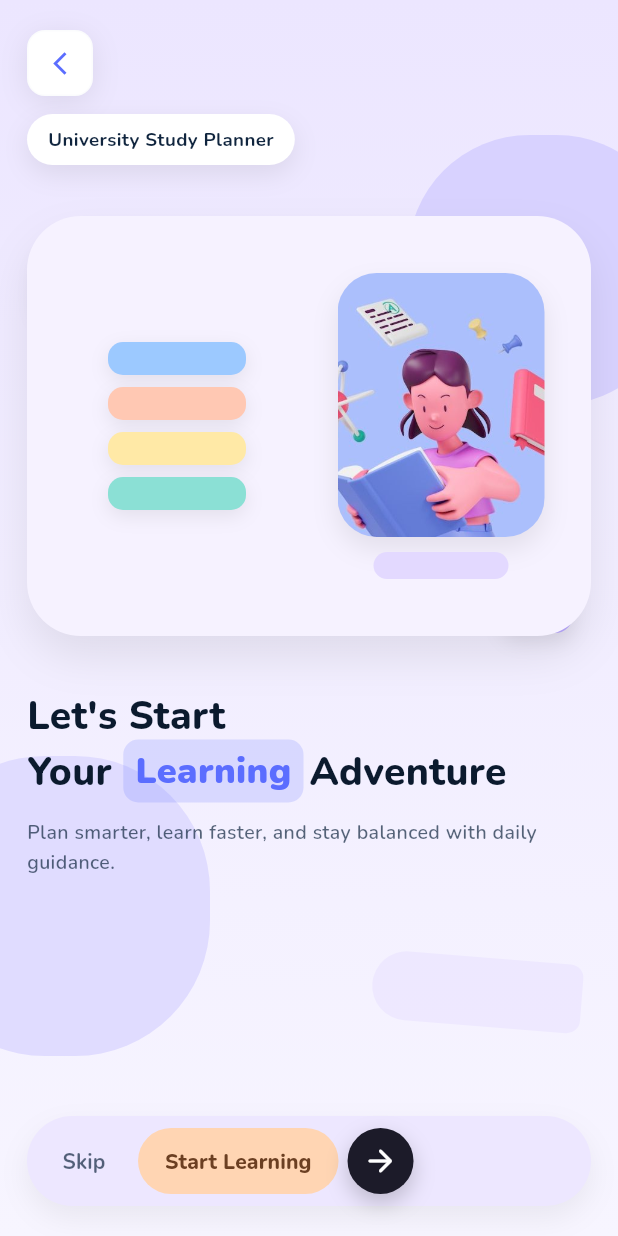
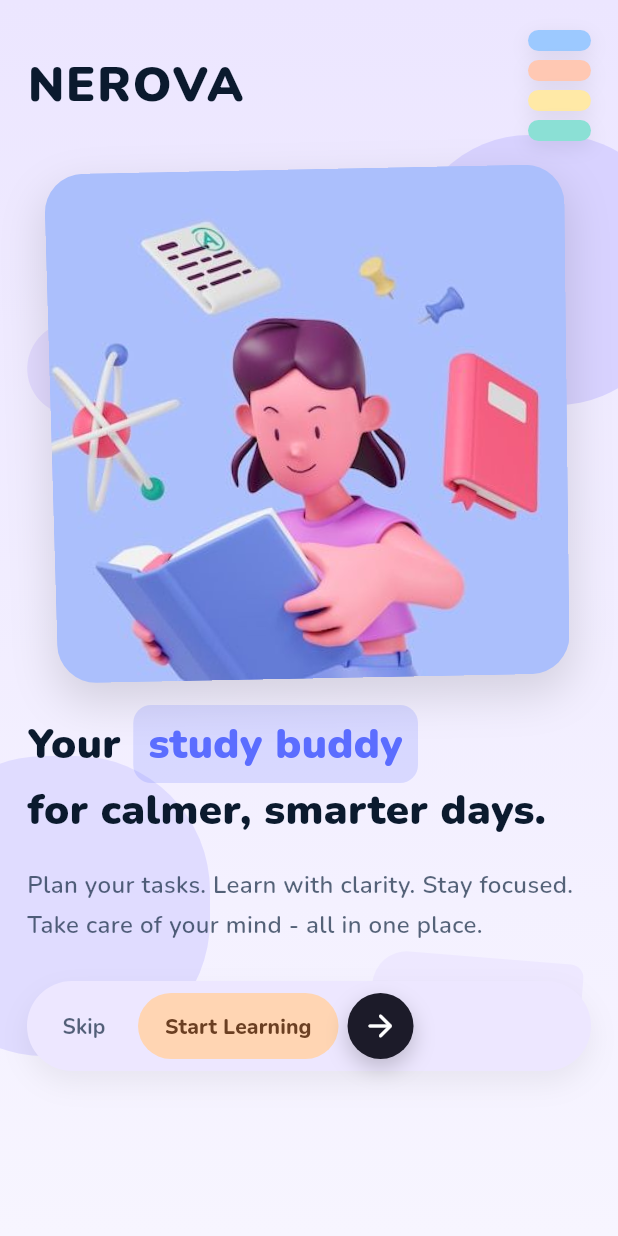
Before and after one commit to afnanbintenam-spec/Nerova, a Flutter app: the screen it shows after launch, on a phone screen of 412 x 824 dp. Run offline on Flutter 3.47's test engine with Material 3 defaults, Android fonts, the phone set to English and light mode, and no system bars; our stand-ins replace connectivity_plus, flutter_riverpod, flutter_secure_storage, google_fonts, hive_flutter; accounts and stored records are empty.

Commit message:
Fix welcome screen class references and finalize design with Nunito font and 3D mascot effect

```diff
--- a/lib/screens/onboarding/welcome_screen.dart
+++ b/lib/screens/onboarding/welcome_screen.dart
@@ -3,7 +3,6 @@ import 'package:flutter/material.dart';
 import 'package:google_fonts/google_fonts.dart';
 
 import '../../theme/app_theme.dart';
-import '../../widgets/modern_back_button.dart';
 import '../auth/login_screen.dart';
 
 const String _welcomeHeroAsset = 'assets/images/onboarding/welcome_hero.png';
@@ -22,95 +21,104 @@ class WelcomeScreen extends StatelessWidget {
         children: [
           const _WelcomeBackground(),
           SafeArea(
-            child: Padding(
+            child: ListView(
               padding: EdgeInsets.symmetric(
                 horizontal: horizontalPadding,
                 vertical: isSmallScreen ? 12 : 16,
               ),
-              child: Column(
-                crossAxisAlignment: CrossAxisAlignment.start,
               children: [
                 const SizedBox(height: 8),
-                  const ModernBackButton(),
-                  const SizedBox(height: 12),
-                  Align(
-                    alignment: Alignment.centerLeft,
-                    child: Container(
-                      padding: const EdgeInsets.symmetric(
-                        horizontal: 14,
-                        vertical: 8,
+                // Top header with NEROVA and colored bars
+                Row(
+                  mainAxisAlignment: MainAxisAlignment.spaceBetween,
+                  crossAxisAlignment: CrossAxisAlignment.center,
+                  children: [
+                    Text(
+                      'NEROVA',
+                      style: GoogleFonts.nunito(
+                        fontSize: isSmallScreen ? 32 : 42,
+                        fontWeight: FontWeight.w900,
+                        color: AppColors.ink,
+                        letterSpacing: 1.2,
                       ),
-                      decoration: BoxDecoration(
-                        color: Colors.white,
-                        borderRadius: BorderRadius.circular(999),
-                        boxShadow: [
-                          BoxShadow(
-                            color: Colors.black.withOpacity(0.08),
-                            blurRadius: 14,
-                            offset: const Offset(0, 6),
+                    ),
+                    const SizedBox(width: 12),
+                    Column(
+                      mainAxisAlignment: MainAxisAlignment.center,
+                      children: [
+                        _HorizontalColorBar(
+                          color: const Color(0xFF9CC9FF),
+                          width: 42,
+                        ),
+                        const SizedBox(height: 6),
+                        _HorizontalColorBar(
+                          color: const Color(0xFFFFC8B3),
+                          width: 42,
+                        ),
+                        const SizedBox(height: 6),
+                        _HorizontalColorBar(
+                          color: const Color(0xFFFFE9A6),
+                          width: 42,
+                        ),
+                        const SizedBox(height: 6),
+                        _HorizontalColorBar(
+                          color: const Color(0xFF8BE0D5),
+                          width: 42,
                         ),
                       ],
                     ),
-                      child: Text(
-                        'University Study Planner',
-                        style: GoogleFonts.nunito(
-                          fontWeight: FontWeight.w700,
-                          color: AppColors.navy,
-                          fontSize: 12.5,
+                  ],
                 ),
-                      ),
-                    ),
-                  ),
-                  SizedBox(height: isSmallScreen ? 14 : 18),
+                SizedBox(height: isSmallScreen ? 20 : 28),
                 const _HeroMascot(),
-                  SizedBox(height: isSmallScreen ? 18 : 24),
+                SizedBox(height: isSmallScreen ? 16 : 20),
                 Text.rich(
                   TextSpan(
                     style: GoogleFonts.nunito(
-                        fontSize: isSmallScreen ? 26 : 30,
-                        fontWeight: FontWeight.w800,
-                        height: 1.2,
+                      fontSize: isSmallScreen ? 28 : 34,
+                      fontWeight: FontWeight.w900,
+                      height: 1.3,
                       color: AppColors.ink,
                     ),
                     children: [
-                        const TextSpan(text: "Let's Start\nYour "),
+                      const TextSpan(text: "Your "),
                       WidgetSpan(
                         alignment: PlaceholderAlignment.middle,
                         child: Container(
                           padding: EdgeInsets.symmetric(
-                              horizontal: isSmallScreen ? 8 : 10,
-                              vertical: 4,
+                            horizontal: isSmallScreen ? 10 : 12,
+                            vertical: 6,
                           ),
                           margin: const EdgeInsets.only(right: 4),
                           decoration: BoxDecoration(
                             color: AppColors.electric.withOpacity(0.18),
-                              borderRadius: BorderRadius.circular(10),
+                            borderRadius: BorderRadius.circular(12),
                           ),
                           child: Text(
-                              'Learning',
+                            'study buddy',
                             style: GoogleFonts.nunito(
-                                fontSize: isSmallScreen ? 24 : 28,
+                              fontSize: isSmallScreen ? 28 : 34,
                               fontWeight: FontWeight.w900,
                               color: AppColors.electric,
                             ),
                           ),
                         ),
                       ),
-                        const TextSpan(text: 'Adventure'),
+                      const TextSpan(text: '\nfor calmer, smarter days.'),
                     ],
                   ),
                 ),
-                  SizedBox(height: isSmallScreen ? 10 : 12),
+                SizedBox(height: isSmallScreen ? 18 : 22),
                 Text(
-                    'Plan smarter, learn faster, and stay balanced with daily guidance.',
+                  'Plan your tasks. Learn with clarity. Stay focused. Take care of your mind - all in one place.',
                   style: GoogleFonts.nunito(
-                      fontSize: isSmallScreen ? 13 : 14.5,
-                      height: 1.5,
+                    fontSize: isSmallScreen ? 16 : 19,
+                    height: 1.7,
                     color: AppColors.navy.withOpacity(0.7),
                     fontWeight: FontWeight.w600,
                   ),
                 ),
-                  const Spacer(),
+                SizedBox(height: isSmallScreen ? 24 : 32),
                 Container(
                   padding: const EdgeInsets.all(6),
                   decoration: BoxDecoration(
@@ -199,9 +207,8 @@ class WelcomeScreen extends StatelessWidget {
                     ],
                   ),
                 ),
-                  const SizedBox(height: 8),
+                const SizedBox(height: 16),
               ],
-              ),
             ),
           ),
         ],
@@ -216,39 +223,8 @@ class _HeroMascot extends StatelessWidget {
   @override
   Widget build(BuildContext context) {
     return SizedBox(
-      height: 320,
-      child: Stack(
-        children: [
-          Positioned(left: 6, top: 40, child: _StarBadge(text: 'Hi')),
-          Positioned(right: 12, bottom: 22, child: _StarBadge(text: 'Hello')),
-          Center(
-            child: Container(
-              height: 280,
-              padding: const EdgeInsets.symmetric(horizontal: 18, vertical: 18),
-              decoration: BoxDecoration(
-                color: const Color(0xFFF6F2FF),
-                borderRadius: BorderRadius.circular(36),
-                boxShadow: [
-                  BoxShadow(
-                    color: Colors.black.withOpacity(0.08),
-                    blurRadius: 24,
-                    offset: const Offset(0, 14),
-                  ),
-                ],
-              ),
-              child: Row(
-                children: [
-                  Expanded(child: _BookStack()),
-                  const SizedBox(width: 12),
-                  Expanded(
-                    child: _MascotHeroImage(assetPath: _welcomeHeroAsset),
-                  ),
-                ],
-              ),
-            ),
-          ),
-        ],
-      ),
+      height: 340,
+      child: Center(child: _MascotHeroImage(assetPath: _welcomeHeroAsset)),
     );
   }
 }
@@ -378,16 +354,43 @@ class _BookStack extends StatelessWidget {
   }
 }
 
-class _BookSlice extends StatelessWidget {
-  const _BookSlice({required this.color});
+class _HorizontalColorBar extends StatelessWidget {
+  const _HorizontalColorBar({required this.color, required this.width});
 
   final Color color;
+  final double width;
 
   @override
   Widget build(BuildContext context) {
     return Container(
-      height: 22,
-      width: 92,
+      width: width,
+      height: 14,
+      decoration: BoxDecoration(
+        color: color,
+        borderRadius: BorderRadius.circular(7),
+        boxShadow: [
+          BoxShadow(
+            color: Colors.black.withOpacity(0.08),
+            blurRadius: 10,
+            offset: const Offset(0, 4),
+          ),
+        ],
+      ),
+    );
+  }
+}
+
+class _BookSlice extends StatelessWidget {
+  const _BookSlice({required this.color, this.width = 92});
+
+  final Color color;
+  final double width;
+
+  @override
+  Widget build(BuildContext context) {
+    return Container(
+      height: 20,
+      width: width,
       decoration: BoxDecoration(
         color: color,
         borderRadius: BorderRadius.circular(10),
@@ -412,17 +415,26 @@ class _MascotHeroImage extends StatelessWidget {
   Widget build(BuildContext context) {
     return Column(
       mainAxisAlignment: MainAxisAlignment.center,
+      mainAxisSize: MainAxisSize.max,
       children: [
-        Container(
-          width: 138,
-          height: 176,
+        Transform(
+          alignment: Alignment.center,
+          transform: Matrix4.identity()
+            ..setEntry(3, 2, 0.001)
+            ..rotateX(0.05)
+            ..rotateZ(-0.02),
+          child: Container(
+            width: double.infinity,
+            height: 340,
+            margin: const EdgeInsets.symmetric(horizontal: 16),
             decoration: BoxDecoration(
               borderRadius: BorderRadius.circular(26),
               boxShadow: [
                 BoxShadow(
-                color: Colors.black.withOpacity(0.08),
-                blurRadius: 14,
-                offset: const Offset(0, 8),
+                  color: Colors.black.withOpacity(0.12),
+                  blurRadius: 24,
+                  offset: const Offset(0, 12),
+                  spreadRadius: 2,
                 ),
               ],
             ),
@@ -443,14 +455,6 @@ class _MascotHeroImage extends StatelessWidget {
                 ),
               ),
             ),
-        ),
-        const SizedBox(height: 10),
-        Container(
-          height: 18,
-          width: 90,
-          decoration: BoxDecoration(
-            color: const Color(0xFFE3D9FF),
-            borderRadius: BorderRadius.circular(12),
           ),
         ),
       ],
```
Lines whose indentation alone changed are shown as unchanged.
